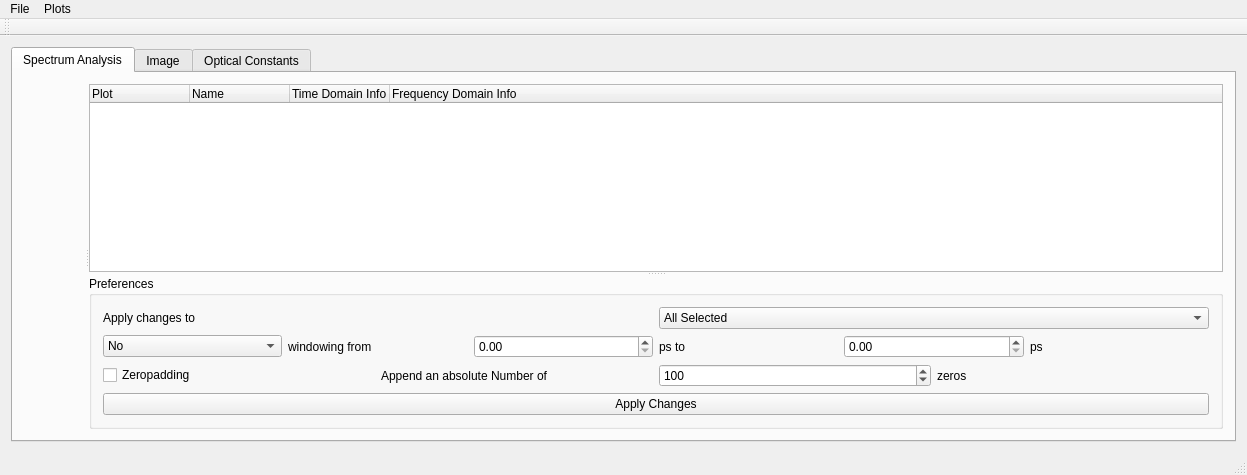
The window that mainwindow.ui (DavidJahn86/terapy) describes before a commit, drawn with Qt 5.
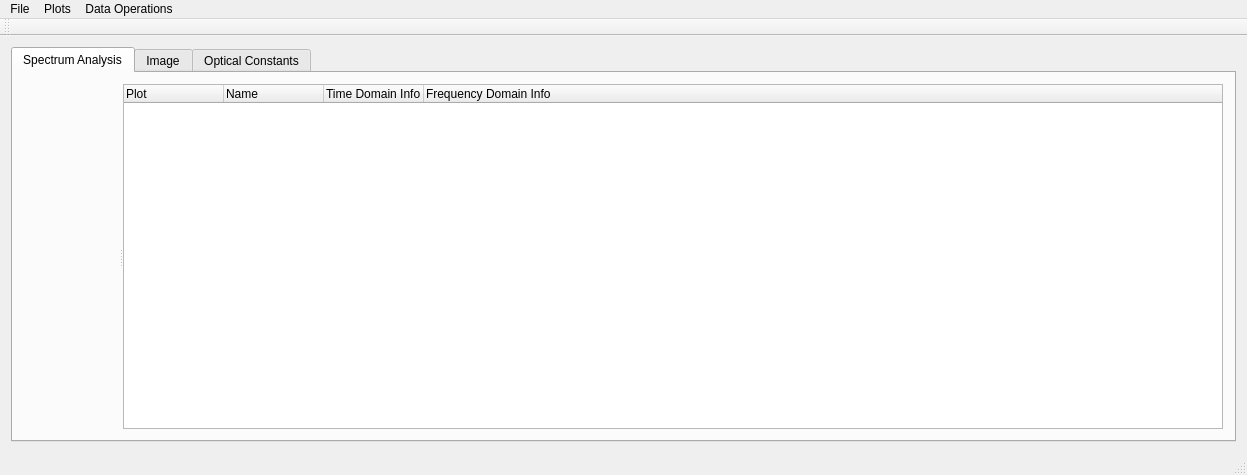
The same window after the commit. Custom widgets are drawn as their Qt base class.

Diff of the .ui file:
```diff
--- a/mainwindow.ui
+++ b/mainwindow.ui
@@ -80,150 +80,6 @@
                </property>
               </column>
              </widget>
-             <widget class="QGroupBox" name="groupBox">
-              <property name="sizePolicy">
-               <sizepolicy hsizetype="Preferred" vsizetype="MinimumExpanding">
-                <horstretch>0</horstretch>
-                <verstretch>0</verstretch>
-               </sizepolicy>
-              </property>
-              <property name="title">
-               <string>Preferences</string>
-              </property>
-              <layout class="QVBoxLayout" name="verticalLayout_3">
-               <item>
-                <layout class="QHBoxLayout" name="horizontalLayout_6">
-                 <item>
-                  <widget class="QLabel" name="label_6">
-                   <property name="text">
-                    <string>Apply changes to </string>
-                   </property>
-                  </widget>
-                 </item>
-                 <item>
-                  <widget class="QComboBox" name="cb_whichplots">
-                   <item>
-                    <property name="text">
-                     <string>All Selected</string>
-                    </property>
-                   </item>
-                   <item>
-                    <property name="text">
-                     <string>All</string>
-                    </property>
-                   </item>
-                  </widget>
-                 </item>
-                </layout>
-               </item>
-               <item>
-                <layout class="QHBoxLayout" name="horizontalLayout_2">
-                 <item>
-                  <widget class="QComboBox" name="cb_windowing">
-                   <property name="currentText">
-                    <string>No</string>
-                   </property>
-                   <property name="currentIndex">
-                    <number>0</number>
-                   </property>
-                   <item>
-                    <property name="text">
-                     <string>No</string>
-                    </property>
-                   </item>
-                   <item>
-                    <property name="text">
-                     <string>Rectangular</string>
-                    </property>
-                   </item>
-                   <item>
-                    <property name="text">
-                     <string>Blackman</string>
-                    </property>
-                   </item>
-                   <item>
-                    <property name="text">
-                     <string>Hamming</string>
-                    </property>
-                   </item>
-                  </widget>
-                 </item>
-                 <item>
-                  <widget class="QLabel" name="label_3">
-                   <property name="text">
-                    <string>windowing from</string>
-                   </property>
-                  </widget>
-                 </item>
-                 <item>
-                  <widget class="QDoubleSpinBox" name="dsb_windowfrom"/>
-                 </item>
-                 <item>
-                  <widget class="QLabel" name="label">
-                   <property name="text">
-                    <string>ps to</string>
-                   </property>
-                  </widget>
-                 </item>
-                 <item>
-                  <widget class="QDoubleSpinBox" name="dsb_windowto"/>
-                 </item>
-                 <item>
-                  <widget class="QLabel" name="label_2">
-                   <property name="text">
-                    <string>ps</string>
-                   </property>
-                  </widget>
-                 </item>
-                </layout>
-               </item>
-               <item>
-                <layout class="QHBoxLayout" name="horizontalLayout_4">
-                 <item>
-                  <widget class="QCheckBox" name="cb_zeropadding">
-                   <property name="text">
-                    <string>Zeropadding</string>
-                   </property>
-                  </widget>
-                 </item>
-                 <item>
-                  <widget class="QLabel" name="label_4">
-                   <property name="text">
-                    <string>Append an absolute Number of </string>
-                   </property>
-                  </widget>
-                 </item>
-                 <item>
-                  <widget class="QSpinBox" name="sb_nozeros">
-                   <property name="maximum">
-                    <number>100000</number>
-                   </property>
-                   <property name="singleStep">
-                    <number>10</number>
-                   </property>
-                   <property name="value">
-                    <number>100</number>
-                   </property>
-                  </widget>
-                 </item>
-                 <item>
-                  <widget class="QLabel" name="label_5">
-                   <property name="text">
-                    <string>zeros</string>
-                   </property>
-                  </widget>
-                 </item>
-                </layout>
-               </item>
-               <item>
-                <widget class="QPushButton" name="pb_tdoperations">
-                 <property name="text">
-                  <string>Apply Changes</string>
-                 </property>
-                </widget>
-               </item>
-              </layout>
-             </widget>
             </widget>
            </widget>
           </item>
@@ -277,8 +133,24 @@
     </widget>
     <addaction name="menuSpectrum_Analysis"/>
    </widget>
+   <widget class="QMenu" name="menuData_Operations">
+    <property name="title">
+     <string>Data Operations</string>
+    </property>
+    <widget class="QMenu" name="menuTime_Domain">
+     <property name="title">
+      <string>Time Domain</string>
+     </property>
+     <addaction name="actionZero_Padding"/>
+     <addaction name="actionWindowing"/>
+     <addaction name="actionScale_Data"/>
+    </widget>
+    <addaction name="menuTime_Domain"/>
+    <addaction name="actionFrequency_Domain"/>
+   </widget>
    <addaction name="menuFile"/>
    <addaction name="menuPlots"/>
+   <addaction name="menuData_Operations"/>
   </widget>
   <widget class="QToolBar" name="mainToolBar">
    <attribute name="toolBarArea">
```
Left out of the diff: 20 changed lines with no effect on the pictures.
